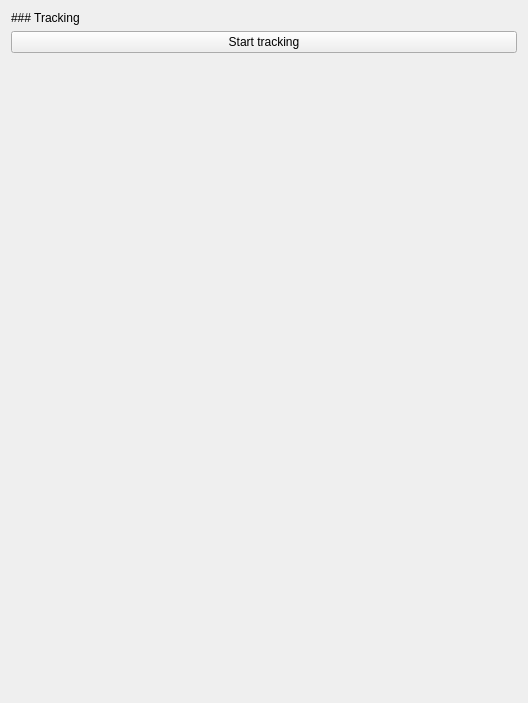
This is src/tacty/ui/forms/tracking.ui in TactileLibrary/tacty as Qt 5 draws it before an edit. The edited form follows.
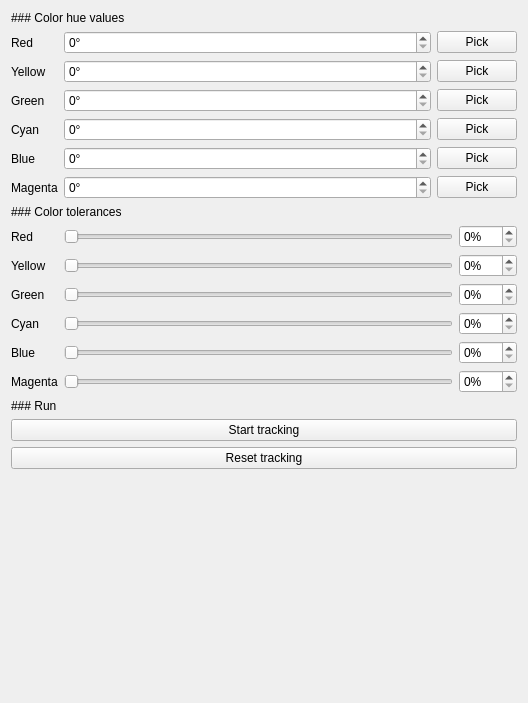
This is the edited form.

```diff
--- a/src/tacty/ui/forms/tracking.ui
+++ b/src/tacty/ui/forms/tracking.ui
@@ -20,10 +20,446 @@
    <string>Form</string>
   </property>
   <layout class="QVBoxLayout" name="verticalLayout">
+   <item>
+    <widget class="QLabel" name="colorHuesLabel">
+     <property name="text">
+      <string>### Color hue values</string>
+     </property>
+     <property name="textFormat">
+      <enum>Qt::TextFormat::MarkdownText</enum>
+     </property>
+    </widget>
+   </item>
+   <item>
+    <layout class="QFormLayout" name="colorForm">
+     <item row="0" column="0">
+      <widget class="QLabel" name="redHueLabel">
+       <property name="text">
+        <string>Red</string>
+       </property>
+      </widget>
+     </item>
+     <item row="0" column="1">
+      <layout class="QHBoxLayout" name="horizontalLayout">
+       <item>
+        <widget class="QSpinBox" name="redHue">
+         <property name="sizePolicy">
+          <sizepolicy hsizetype="Expanding" vsizetype="Fixed">
+           <horstretch>0</horstretch>
+           <verstretch>0</verstretch>
+          </sizepolicy>
+         </property>
+         <property name="suffix">
+          <string>°</string>
+         </property>
+         <property name="maximum">
+          <number>179</number>
+         </property>
+        </widget>
+       </item>
+       <item>
+        <widget class="QPushButton" name="redHuePick">
+         <property name="text">
+          <string>Pick</string>
+         </property>
+        </widget>
+       </item>
+      </layout>
+     </item>
+     <item row="1" column="0">
+      <widget class="QLabel" name="yellowHueLabel">
+       <property name="text">
+        <string>Yellow</string>
+       </property>
+      </widget>
+     </item>
+     <item row="1" column="1">
+      <layout class="QHBoxLayout" name="horizontalLayout_2">
+       <item>
+        <widget class="QSpinBox" name="yellowHue">
+         <property name="sizePolicy">
+          <sizepolicy hsizetype="Expanding" vsizetype="Fixed">
+           <horstretch>0</horstretch>
+           <verstretch>0</verstretch>
+          </sizepolicy>
+         </property>
+         <property name="suffix">
+          <string>°</string>
+         </property>
+         <property name="maximum">
+          <number>179</number>
+         </property>
+        </widget>
+       </item>
+       <item>
+        <widget class="QPushButton" name="yellowHuePick">
+         <property name="text">
+          <string>Pick</string>
+         </property>
+        </widget>
+       </item>
+      </layout>
+     </item>
+     <item row="2" column="0">
+      <widget class="QLabel" name="greenHueLabel">
+       <property name="text">
+        <string>Green</string>
+       </property>
+      </widget>
+     </item>
+     <item row="2" column="1">
+      <layout class="QHBoxLayout" name="horizontalLayout_3">
+       <item>
+        <widget class="QSpinBox" name="greenHue">
+         <property name="sizePolicy">
+          <sizepolicy hsizetype="Expanding" vsizetype="Fixed">
+           <horstretch>0</horstretch>
+           <verstretch>0</verstretch>
+          </sizepolicy>
+         </property>
+         <property name="suffix">
+          <string>°</string>
+         </property>
+         <property name="maximum">
+          <number>179</number>
+         </property>
+        </widget>
+       </item>
+       <item>
+        <widget class="QPushButton" name="greenHuePick">
+         <property name="text">
+          <string>Pick</string>
+         </property>
+        </widget>
+       </item>
+      </layout>
+     </item>
+     <item row="3" column="0">
+      <widget class="QLabel" name="cyanHueLabel">
+       <property name="text">
+        <string>Cyan</string>
+       </property>
+      </widget>
+     </item>
+     <item row="3" column="1">
+      <layout class="QHBoxLayout" name="horizontalLayout_4">
+       <item>
+        <widget class="QSpinBox" name="cyanHue">
+         <property name="sizePolicy">
+          <sizepolicy hsizetype="Expanding" vsizetype="Fixed">
+           <horstretch>0</horstretch>
+           <verstretch>0</verstretch>
+          </sizepolicy>
+         </property>
+         <property name="suffix">
+          <string>°</string>
+         </property>
+         <property name="maximum">
+          <number>179</number>
+         </property>
+        </widget>
+       </item>
+       <item>
+        <widget class="QPushButton" name="cyanHuePick">
+         <property name="text">
+          <string>Pick</string>
+         </property>
+        </widget>
+       </item>
+      </layout>
+     </item>
+     <item row="4" column="0">
+      <widget class="QLabel" name="blueHueLabel">
+       <property name="text">
+        <string>Blue</string>
+       </property>
+      </widget>
+     </item>
+     <item row="4" column="1">
+      <layout class="QHBoxLayout" name="horizontalLayout_5">
+       <item>
+        <widget class="QSpinBox" name="blueHue">
+         <property name="sizePolicy">
+          <sizepolicy hsizetype="Expanding" vsizetype="Fixed">
+           <horstretch>0</horstretch>
+           <verstretch>0</verstretch>
+          </sizepolicy>
+         </property>
+         <property name="suffix">
+          <string>°</string>
+         </property>
+         <property name="maximum">
+          <number>179</number>
+         </property>
+        </widget>
+       </item>
+       <item>
+        <widget class="QPushButton" name="blueHuePick">
+         <property name="text">
+          <string>Pick</string>
+         </property>
+        </widget>
+       </item>
+      </layout>
+     </item>
+     <item row="5" column="0">
+      <widget class="QLabel" name="magentaHueLabel">
+       <property name="text">
+        <string>Magenta</string>
+       </property>
+      </widget>
+     </item>
+     <item row="5" column="1">
+      <layout class="QHBoxLayout" name="horizontalLayout_6">
+       <item>
+        <widget class="QSpinBox" name="magentaHue">
+         <property name="sizePolicy">
+          <sizepolicy hsizetype="Expanding" vsizetype="Fixed">
+           <horstretch>0</horstretch>
+           <verstretch>0</verstretch>
+          </sizepolicy>
+         </property>
+         <property name="suffix">
+          <string>°</string>
+         </property>
+         <property name="maximum">
+          <number>179</number>
+         </property>
+        </widget>
+       </item>
+       <item>
+        <widget class="QPushButton" name="magentaHuePick">
+         <property name="text">
+          <string>Pick</string>
+         </property>
+        </widget>
+       </item>
+      </layout>
+     </item>
+    </layout>
+   </item>
+   <item>
+    <widget class="QLabel" name="colorHuesLabel_2">
+     <property name="text">
+      <string>### Color tolerances</string>
+     </property>
+     <property name="textFormat">
+      <enum>Qt::TextFormat::MarkdownText</enum>
+     </property>
+    </widget>
+   </item>
+   <item>
+    <layout class="QFormLayout" name="colorForm_2">
+     <item row="0" column="0">
+      <widget class="QLabel" name="redToleranceLabel">
+       <property name="text">
+        <string>Red</string>
+       </property>
+      </widget>
+     </item>
+     <item row="0" column="1">
+      <layout class="QHBoxLayout" name="horizontalLayout_7">
+       <item>
+        <widget class="QSlider" name="redToleranceSlider">
+         <property name="maximum">
+          <number>100</number>
+         </property>
+         <property name="orientation">
+          <enum>Qt::Orientation::Horizontal</enum>
+         </property>
+         <property name="tickInterval">
+          <number>10</number>
+         </property>
+        </widget>
+       </item>
+       <item>
+        <widget class="QSpinBox" name="redTolerance">
+         <property name="suffix">
+          <string>%</string>
+         </property>
+         <property name="maximum">
+          <number>100</number>
+         </property>
+        </widget>
+       </item>
+      </layout>
+     </item>
+     <item row="1" column="0">
+      <widget class="QLabel" name="yellowToleranceLabel">
+       <property name="text">
+        <string>Yellow</string>
+       </property>
+      </widget>
+     </item>
+     <item row="1" column="1">
+      <layout class="QHBoxLayout" name="horizontalLayout_8">
+       <item>
+        <widget class="QSlider" name="yellowToleranceSlider">
+         <property name="maximum">
+          <number>100</number>
+         </property>
+         <property name="orientation">
+          <enum>Qt::Orientation::Horizontal</enum>
+         </property>
+         <property name="tickInterval">
+          <number>10</number>
+         </property>
+        </widget>
+       </item>
+       <item>
+        <widget class="QSpinBox" name="yellowTolerance">
+         <property name="suffix">
+          <string>%</string>
+         </property>
+         <property name="maximum">
+          <number>100</number>
+         </property>
+        </widget>
+       </item>
+      </layout>
+     </item>
+     <item row="2" column="0">
+      <widget class="QLabel" name="greenToleranceLabel">
+       <property name="text">
+        <string>Green</string>
+       </property>
+      </widget>
+     </item>
+     <item row="2" column="1">
+      <layout class="QHBoxLayout" name="horizontalLayout_9">
+       <item>
+        <widget class="QSlider" name="greenToleranceSlider">
+         <property name="maximum">
+          <number>100</number>
+         </property>
+         <property name="orientation">
+          <enum>Qt::Orientation::Horizontal</enum>
+         </property>
+         <property name="tickInterval">
+          <number>10</number>
+         </property>
+        </widget>
+       </item>
+       <item>
+        <widget class="QSpinBox" name="greenTolerance">
+         <property name="suffix">
+          <string>%</string>
+         </property>
+         <property name="maximum">
+          <number>100</number>
+         </property>
+        </widget>
+       </item>
+      </layout>
+     </item>
+     <item row="3" column="0">
+      <widget class="QLabel" name="cyanToleranceLabel">
+       <property name="text">
+        <string>Cyan</string>
+       </property>
+      </widget>
+     </item>
+     <item row="3" column="1">
+      <layout class="QHBoxLayout" name="horizontalLayout_10">
+       <item>
+        <widget class="QSlider" name="cyanToleranceSlider">
+         <property name="maximum">
+          <number>100</number>
+         </property>
+         <property name="orientation">
+          <enum>Qt::Orientation::Horizontal</enum>
+         </property>
+         <property name="tickInterval">
+          <number>10</number>
+         </property>
+        </widget>
+       </item>
+       <item>
+        <widget class="QSpinBox" name="cyanTolerance">
+         <property name="suffix">
+          <string>%</string>
+         </property>
+         <property name="maximum">
+          <number>100</number>
+         </property>
+        </widget>
+       </item>
+      </layout>
+     </item>
+     <item row="4" column="0">
+      <widget class="QLabel" name="blueToleranceLabel">
+       <property name="text">
+        <string>Blue</string>
+       </property>
+      </widget>
+     </item>
+     <item row="4" column="1">
+      <layout class="QHBoxLayout" name="horizontalLayout_11">
+       <item>
+        <widget class="QSlider" name="blueToleranceSlider">
+         <property name="maximum">
+          <number>100</number>
+         </property>
+         <property name="orientation">
+          <enum>Qt::Orientation::Horizontal</enum>
+         </property>
+         <property name="tickInterval">
+          <number>10</number>
+         </property>
+        </widget>
+       </item>
+       <item>
+        <widget class="QSpinBox" name="blueTolerance">
+         <property name="suffix">
+          <string>%</string>
+         </property>
+         <property name="maximum">
+          <number>100</number>
+         </property>
+        </widget>
+       </item>
+      </layout>
+     </item>
+     <item row="5" column="0">
+      <widget class="QLabel" name="magentaToleranceLabel">
+       <property name="text">
+        <string>Magenta</string>
+       </property>
+      </widget>
+     </item>
+     <item row="5" column="1">
+      <layout class="QHBoxLayout" name="horizontalLayout_12">
+       <item>
+        <widget class="QSlider" name="magentaToleranceSlider">
+         <property name="maximum">
+          <number>100</number>
+         </property>
+         <property name="orientation">
+          <enum>Qt::Orientation::Horizontal</enum>
+         </property>
+         <property name="tickInterval">
+          <number>10</number>
+         </property>
+        </widget>
+       </item>
+       <item>
+        <widget class="QSpinBox" name="magentaTolerance">
+         <property name="suffix">
+          <string>%</string>
+         </property>
+         <property name="maximum">
+          <number>100</number>
+         </property>
+        </widget>
+       </item>
+      </layout>
+     </item>
+    </layout>
+   </item>
    <item>
     <widget class="QLabel" name="trackingLabel">
      <property name="text">
-      <string>### Tracking</string>
+      <string>### Run</string>
      </property>
      <property name="textFormat">
       <enum>Qt::TextFormat::MarkdownText</enum>
@@ -37,6 +473,13 @@
      </property>
     </widget>
    </item>
+   <item>
+    <widget class="QPushButton" name="reset">
+     <property name="text">
+      <string>Reset tracking</string>
+     </property>
+    </widget>
+   </item>
    <item>
     <spacer name="verticalSpacer">
      <property name="orientation">
```
